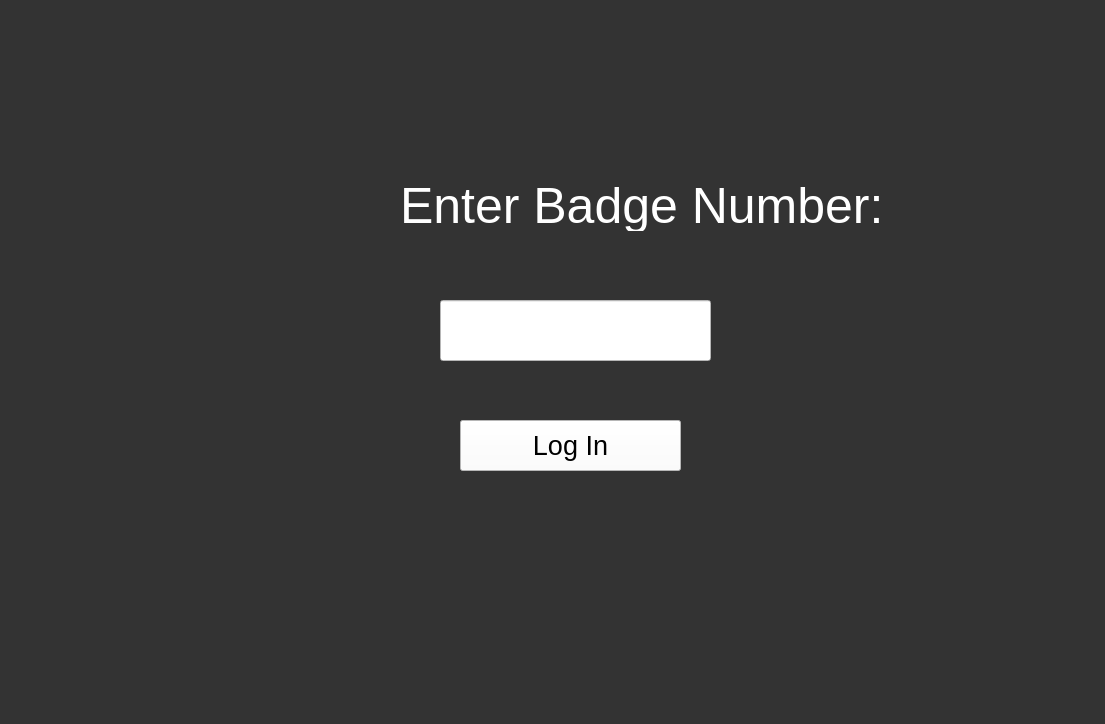
Old version of the form Windows/LogIn.ui in the repository SEXESunny/SDEV265Final.
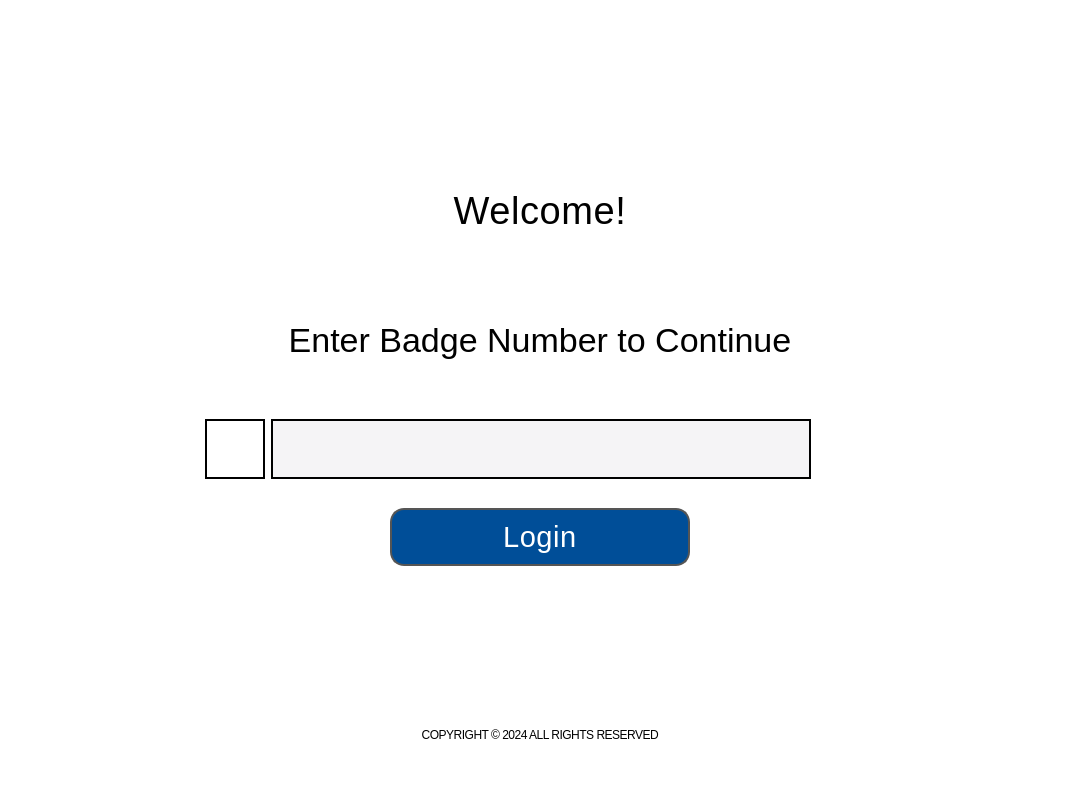
New version of the form. Icons and pictures are not drawn.

Diff of the .ui file:
```diff
--- a/Windows/LogIn.ui
+++ b/Windows/LogIn.ui
@@ -6,10 +6,121 @@
    <rect>
     <x>0</x>
     <y>0</y>
-    <width>1105</width>
-    <height>724</height>
+    <width>1080</width>
+    <height>800</height>
    </rect>
   </property>
+  <property name="minimumSize">
+   <size>
+    <width>1080</width>
+    <height>800</height>
+   </size>
+  </property>
+  <property name="maximumSize">
+   <size>
+    <width>4200</width>
+    <height>6800</height>
+   </size>
+  </property>
+  <property name="palette">
+   <palette>
+    <active>
+     <colorrole role="Button">
+      <brush brushstyle="SolidPattern">
+       <color alpha="255">
+        <red>255</red>
+        <green>255</green>
+        <blue>255</blue>
+       </color>
+      </brush>
+     </colorrole>
+     <colorrole role="Base">
+      <brush brushstyle="SolidPattern">
+       <color alpha="255">
+        <red>255</red>
+        <green>255</green>
+        <blue>255</blue>
+       </color>
+      </brush>
+     </colorrole>
+     <colorrole role="Window">
+      <brush brushstyle="SolidPattern">
+       <color alpha="255">
+        <red>255</red>
+        <green>255</green>
+        <blue>255</blue>
+       </color>
+      </brush>
+     </colorrole>
+    </active>
+    <inactive>
+     <colorrole role="Button">
+      <brush brushstyle="SolidPattern">
+       <color alpha="255">
+        <red>255</red>
+        <green>255</green>
+        <blue>255</blue>
+       </color>
+      </brush>
+     </colorrole>
+     <colorrole role="Base">
+      <brush brushstyle="SolidPattern">
+       <color alpha="255">
+        <red>255</red>
+        <green>255</green>
+        <blue>255</blue>
+       </color>
+      </brush>
+     </colorrole>
+     <colorrole role="Window">
+      <brush brushstyle="SolidPattern">
+       <color alpha="255">
+        <red>255</red>
+        <green>255</green>
+        <blue>255</blue>
+       </color>
+      </brush>
+     </colorrole>
+    </inactive>
+    <disabled>
+     <colorrole role="Button">
+      <brush brushstyle="SolidPattern">
+       <color alpha="255">
+        <red>255</red>
+        <green>255</green>
+        <blue>255</blue>
+       </color>
+      </brush>
+     </colorrole>
+     <colorrole role="Base">
+      <brush brushstyle="SolidPattern">
+       <color alpha="255">
+        <red>255</red>
+        <green>255</green>
+        <blue>255</blue>
+       </color>
+      </brush>
+     </colorrole>
+     <colorrole role="Window">
+      <brush brushstyle="SolidPattern">
+       <color alpha="255">
+        <red>255</red>
+        <green>255</green>
+        <blue>255</blue>
+       </color>
+      </brush>
+     </colorrole>
+    </disabled>
+   </palette>
+  </property>
+  <property name="font">
+   <font>
+    <family>Tahoma</family>
+   </font>
+  </property>
+  <property name="mouseTracking">
+   <bool>false</bool>
+  </property>
   <property name="windowTitle">
    <string>Log In</string>
   </property>
@@ -17,57 +128,963 @@
    <bool>false</bool>
   </property>
   <property name="styleSheet">
-   <string notr="true">background-color:#333;</string>
+   <string notr="true">background-color:rgb(255, 255, 255);</string>
   </property>
   <widget class="QWidget" name="centralwidget">
-   <widget class="QLineEdit" name="badge_number_input">
-    <property name="geometry">
-     <rect>
-      <x>440</x>
-      <y>300</y>
-      <width>271</width>
-      <height>61</height>
-     </rect>
+   <layout class="QHBoxLayout" name="CentralLayout">
+    <property name="sizeConstraint">
+     <enum>QLayout::SizeConstraint::SetNoConstraint</enum>
     </property>
-    <property name="styleSheet">
-     <string notr="true">background-color: white; color: black; font-size: 30px;</string>
-    </property>
-    <property name="text">
-     <string/>
-    </property>
-   </widget>
-   <widget class="QLabel" name="badge_label">
-    <property name="geometry">
-     <rect>
-      <x>400</x>
-      <y>180</y>
-      <width>511</width>
-      <height>51</height>
-     </rect>
-    </property>
-    <property name="styleSheet">
-     <string notr="true">color: white; font-size: 50px;</string>
-    </property>
-    <property name="text">
-     <string>Enter Badge Number: </string>
-    </property>
-   </widget>
-   <widget class="QPushButton" name="log_in_button">
-    <property name="geometry">
-     <rect>
-      <x>460</x>
-      <y>420</y>
-      <width>221</width>
-      <height>51</height>
-     </rect>
-    </property>
-    <property name="styleSheet">
-     <string notr="true">background-color: white; color: black; font-size: 27px;</string>
-    </property>
-    <property name="text">
-     <string>Log In</string>
-    </property>
-   </widget>
+    <item>
+     <layout class="QGridLayout" name="gridLayout">
+      <item row="0" column="0" alignment="Qt::AlignmentFlag::AlignHCenter">
+       <widget class="QLabel" name="label">
+        <property name="minimumSize">
+         <size>
+          <width>100</width>
+          <height>60</height>
+         </size>
+        </property>
+        <property name="maximumSize">
+         <size>
+          <width>100</width>
+          <height>100</height>
+         </size>
+        </property>
+        <property name="font">
+         <font>
+          <family>Tahoma</family>
+          <kerning>true</kerning>
+         </font>
+        </property>
+        <property name="text">
+         <string/>
+        </property>
+        <property name="pixmap">
+         <pixmap>./IMGs/subaroooo_logo.png</pixmap>
+        </property>
+        <property name="scaledContents">
+         <bool>true</bool>
+        </property>
+        <property name="alignment">
+         <set>Qt::AlignmentFlag::AlignBottom|Qt::AlignmentFlag::AlignRight|Qt::AlignmentFlag::AlignTrailing</set>
+        </property>
+       </widget>
+      </item>
+      <item row="1" column="0" alignment="Qt::AlignmentFlag::AlignHCenter">
+       <widget class="QLabel" name="badge_label_2">
+        <property name="minimumSize">
+         <size>
+          <width>200</width>
+          <height>100</height>
+         </size>
+        </property>
+        <property name="maximumSize">
+         <size>
+          <width>200</width>
+          <height>100</height>
+         </size>
+        </property>
+        <property name="palette">
+         <palette>
+          <active>
+           <colorrole role="WindowText">
+            <brush brushstyle="SolidPattern">
+             <color alpha="255">
+              <red>0</red>
+              <green>0</green>
+              <blue>0</blue>
+             </color>
+            </brush>
+           </colorrole>
+           <colorrole role="Button">
+            <brush brushstyle="SolidPattern">
+             <color alpha="255">
+              <red>255</red>
+              <green>255</green>
+              <blue>255</blue>
+             </color>
+            </brush>
+           </colorrole>
+           <colorrole role="Text">
+            <brush brushstyle="SolidPattern">
+             <color alpha="255">
+              <red>0</red>
+              <green>0</green>
+              <blue>0</blue>
+             </color>
+            </brush>
+           </colorrole>
+           <colorrole role="ButtonText">
+            <brush brushstyle="SolidPattern">
+             <color alpha="255">
+              <red>0</red>
+              <green>0</green>
+              <blue>0</blue>
+             </color>
+            </brush>
+           </colorrole>
+           <colorrole role="Base">
+            <brush brushstyle="SolidPattern">
+             <color alpha="255">
+              <red>255</red>
+              <green>255</green>
+              <blue>255</blue>
+             </color>
+            </brush>
+           </colorrole>
+           <colorrole role="Window">
+            <brush brushstyle="SolidPattern">
+             <color alpha="255">
+              <red>255</red>
+              <green>255</green>
+              <blue>255</blue>
+             </color>
+            </brush>
+           </colorrole>
+           <colorrole role="PlaceholderText">
+            <brush brushstyle="SolidPattern">
+             <color alpha="128">
+              <red>0</red>
+              <green>0</green>
+              <blue>0</blue>
+             </color>
+            </brush>
+           </colorrole>
+          </active>
+          <inactive>
+           <colorrole role="WindowText">
+            <brush brushstyle="SolidPattern">
+             <color alpha="255">
+              <red>0</red>
+              <green>0</green>
+              <blue>0</blue>
+             </color>
+            </brush>
+           </colorrole>
+           <colorrole role="Button">
+            <brush brushstyle="SolidPattern">
+             <color alpha="255">
+              <red>255</red>
+              <green>255</green>
+              <blue>255</blue>
+             </color>
+            </brush>
+           </colorrole>
+           <colorrole role="Text">
+            <brush brushstyle="SolidPattern">
+             <color alpha="255">
+              <red>0</red>
+              <green>0</green>
+              <blue>0</blue>
+             </color>
+            </brush>
+           </colorrole>
+           <colorrole role="ButtonText">
+            <brush brushstyle="SolidPattern">
+             <color alpha="255">
+              <red>0</red>
+              <green>0</green>
+              <blue>0</blue>
+             </color>
+            </brush>
+           </colorrole>
+           <colorrole role="Base">
+            <brush brushstyle="SolidPattern">
+             <color alpha="255">
+              <red>255</red>
+              <green>255</green>
+              <blue>255</blue>
+             </color>
+            </brush>
+           </colorrole>
+           <colorrole role="Window">
+            <brush brushstyle="SolidPattern">
+             <color alpha="255">
+              <red>255</red>
+              <green>255</green>
+              <blue>255</blue>
+             </color>
+            </brush>
+           </colorrole>
+           <colorrole role="PlaceholderText">
+            <brush brushstyle="SolidPattern">
+             <color alpha="128">
+              <red>0</red>
+              <green>0</green>
+              <blue>0</blue>
+             </color>
+            </brush>
+           </colorrole>
+          </inactive>
+          <disabled>
+           <colorrole role="WindowText">
+            <brush brushstyle="SolidPattern">
+             <color alpha="255">
+              <red>0</red>
+              <green>0</green>
+              <blue>0</blue>
+             </color>
+            </brush>
+           </colorrole>
+           <colorrole role="Button">
+            <brush brushstyle="SolidPattern">
+             <color alpha="255">
+              <red>255</red>
+              <green>255</green>
+              <blue>255</blue>
+             </color>
+            </brush>
+           </colorrole>
+           <colorrole role="Text">
+            <brush brushstyle="SolidPattern">
+             <color alpha="255">
+              <red>0</red>
+              <green>0</green>
+              <blue>0</blue>
+             </color>
+            </brush>
+           </colorrole>
+           <colorrole role="ButtonText">
+            <brush brushstyle="SolidPattern">
+             <color alpha="255">
+              <red>0</red>
+              <green>0</green>
+              <blue>0</blue>
+             </color>
+            </brush>
+           </colorrole>
+           <colorrole role="Base">
+            <brush brushstyle="SolidPattern">
+             <color alpha="255">
+              <red>255</red>
+              <green>255</green>
+              <blue>255</blue>
+             </color>
+            </brush>
+           </colorrole>
+           <colorrole role="Window">
+            <brush brushstyle="SolidPattern">
+             <color alpha="255">
+              <red>255</red>
+              <green>255</green>
+              <blue>255</blue>
+             </color>
+            </brush>
+           </colorrole>
+           <colorrole role="PlaceholderText">
+            <brush brushstyle="SolidPattern">
+             <color alpha="128">
+              <red>0</red>
+              <green>0</green>
+              <blue>0</blue>
+             </color>
+            </brush>
+           </colorrole>
+          </disabled>
+         </palette>
+        </property>
+        <property name="font">
+         <font>
+          <family>Tahoma</family>
+          <pointsize>-1</pointsize>
+          <italic>false</italic>
+          <underline>false</underline>
+          <strikeout>false</strikeout>
+          <fontweight>Black</fontweight>
+         </font>
+        </property>
+        <property name="styleSheet">
+         <string notr="true">font-size: 38px;
+color: Black; 
+letter-spacing: 0.6px;
+</string>
+        </property>
+        <property name="lineWidth">
+         <number>0</number>
+        </property>
+        <property name="text">
+         <string>Welcome!</string>
+        </property>
+        <property name="alignment">
+         <set>Qt::AlignmentFlag::AlignCenter</set>
+        </property>
+       </widget>
+      </item>
+      <item row="2" column="0" alignment="Qt::AlignmentFlag::AlignHCenter">
+       <widget class="QLabel" name="badge_label_4">
+        <property name="minimumSize">
+         <size>
+          <width>600</width>
+          <height>100</height>
+         </size>
+        </property>
+        <property name="maximumSize">
+         <size>
+          <width>600</width>
+          <height>100</height>
+         </size>
+        </property>
+        <property name="palette">
+         <palette>
+          <active>
+           <colorrole role="WindowText">
+            <brush brushstyle="SolidPattern">
+             <color alpha="255">
+              <red>0</red>
+              <green>0</green>
+              <blue>0</blue>
+             </color>
+            </brush>
+           </colorrole>
+           <colorrole role="Button">
+            <brush brushstyle="SolidPattern">
+             <color alpha="255">
+              <red>255</red>
+              <green>255</green>
+              <blue>255</blue>
+             </color>
+            </brush>
+           </colorrole>
+           <colorrole role="Text">
+            <brush brushstyle="SolidPattern">
+             <color alpha="255">
+              <red>0</red>
+              <green>0</green>
+              <blue>0</blue>
+             </color>
+            </brush>
+           </colorrole>
+           <colorrole role="ButtonText">
+            <brush brushstyle="SolidPattern">
+             <color alpha="255">
+              <red>0</red>
+              <green>0</green>
+              <blue>0</blue>
+             </color>
+            </brush>
+           </colorrole>
+           <colorrole role="Base">
+            <brush brushstyle="SolidPattern">
+             <color alpha="255">
+              <red>255</red>
+              <green>255</green>
+              <blue>255</blue>
+             </color>
+            </brush>
+           </colorrole>
+           <colorrole role="Window">
+            <brush brushstyle="SolidPattern">
+             <color alpha="255">
+              <red>255</red>
+              <green>255</green>
+              <blue>255</blue>
+             </color>
+            </brush>
+           </colorrole>
+           <colorrole role="PlaceholderText">
+            <brush brushstyle="SolidPattern">
+             <color alpha="128">
+              <red>0</red>
+              <green>0</green>
+              <blue>0</blue>
+             </color>
+            </brush>
+           </colorrole>
+          </active>
+          <inactive>
+           <colorrole role="WindowText">
+            <brush brushstyle="SolidPattern">
+             <color alpha="255">
+              <red>0</red>
+              <green>0</green>
+              <blue>0</blue>
+             </color>
+            </brush>
+           </colorrole>
+           <colorrole role="Button">
+            <brush brushstyle="SolidPattern">
+             <color alpha="255">
+              <red>255</red>
+              <green>255</green>
+              <blue>255</blue>
+             </color>
+            </brush>
+           </colorrole>
+           <colorrole role="Text">
+            <brush brushstyle="SolidPattern">
+             <color alpha="255">
+              <red>0</red>
+              <green>0</green>
+              <blue>0</blue>
+             </color>
+            </brush>
+           </colorrole>
+           <colorrole role="ButtonText">
+            <brush brushstyle="SolidPattern">
+             <color alpha="255">
+              <red>0</red>
+              <green>0</green>
+              <blue>0</blue>
+             </color>
+            </brush>
+           </colorrole>
+           <colorrole role="Base">
+            <brush brushstyle="SolidPattern">
+             <color alpha="255">
+              <red>255</red>
+              <green>255</green>
+              <blue>255</blue>
+             </color>
+            </brush>
+           </colorrole>
+           <colorrole role="Window">
+            <brush brushstyle="SolidPattern">
+             <color alpha="255">
+              <red>255</red>
+              <green>255</green>
+              <blue>255</blue>
+             </color>
+            </brush>
+           </colorrole>
+           <colorrole role="PlaceholderText">
+            <brush brushstyle="SolidPattern">
+             <color alpha="128">
+              <red>0</red>
+              <green>0</green>
+              <blue>0</blue>
+             </color>
+            </brush>
+           </colorrole>
+          </inactive>
+          <disabled>
+           <colorrole role="WindowText">
+            <brush brushstyle="SolidPattern">
+             <color alpha="255">
+              <red>0</red>
+              <green>0</green>
+              <blue>0</blue>
+             </color>
+            </brush>
+           </colorrole>
+           <colorrole role="Button">
+            <brush brushstyle="SolidPattern">
+             <color alpha="255">
+              <red>255</red>
+              <green>255</green>
+              <blue>255</blue>
+             </color>
+            </brush>
+           </colorrole>
+           <colorrole role="Text">
+            <brush brushstyle="SolidPattern">
+             <color alpha="255">
+              <red>0</red>
+              <green>0</green>
+              <blue>0</blue>
+             </color>
+            </brush>
+           </colorrole>
+           <colorrole role="ButtonText">
+            <brush brushstyle="SolidPattern">
+             <color alpha="255">
+              <red>0</red>
+              <green>0</green>
+              <blue>0</blue>
+             </color>
+            </brush>
+           </colorrole>
+           <colorrole role="Base">
+            <brush brushstyle="SolidPattern">
+             <color alpha="255">
+              <red>255</red>
+              <green>255</green>
+              <blue>255</blue>
+             </color>
+            </brush>
+           </colorrole>
+           <colorrole role="Window">
+            <brush brushstyle="SolidPattern">
+             <color alpha="255">
+              <red>255</red>
+              <green>255</green>
+              <blue>255</blue>
+             </color>
+            </brush>
+           </colorrole>
+           <colorrole role="PlaceholderText">
+            <brush brushstyle="SolidPattern">
+             <color alpha="128">
+              <red>0</red>
+              <green>0</green>
+              <blue>0</blue>
+             </color>
+            </brush>
+           </colorrole>
+          </disabled>
+         </palette>
+        </property>
+        <property name="font">
+         <font>
+          <family>Tahoma</family>
+          <pointsize>-1</pointsize>
+          <italic>false</italic>
+          <underline>false</underline>
+          <strikeout>false</strikeout>
+          <fontweight>DemiBold</fontweight>
+         </font>
+        </property>
+        <property name="styleSheet">
+         <string notr="true">font-size: 34px;
+color: Black; 
+</string>
+        </property>
+        <property name="text">
+         <string>Enter Badge Number to Continue</string>
+        </property>
+        <property name="alignment">
+         <set>Qt::AlignmentFlag::AlignCenter</set>
+        </property>
+       </widget>
+      </item>
+      <item row="4" column="0" alignment="Qt::AlignmentFlag::AlignHCenter">
+       <widget class="QPushButton" name="log_in_button">
+        <property name="minimumSize">
+         <size>
+          <width>300</width>
+          <height>58</height>
+         </size>
+        </property>
+        <property name="maximumSize">
+         <size>
+          <width>300</width>
+          <height>58</height>
+         </size>
+        </property>
+        <property name="font">
+         <font>
+          <family>Tahoma</family>
+          <pointsize>-1</pointsize>
+          <italic>false</italic>
+          <underline>false</underline>
+          <strikeout>false</strikeout>
+          <stylestrategy>PreferAntialias</stylestrategy>
+          <kerning>true</kerning>
+          <hintingpreference>PreferDefaultHinting</hintingpreference>
+          <fontweight>DemiBold</fontweight>
+         </font>
+        </property>
+        <property name="cursor">
+         <cursorShape>PointingHandCursor</cursorShape>
+        </property>
+        <property name="mouseTracking">
+         <bool>true</bool>
+        </property>
+        <property name="styleSheet">
+         <string notr="true">border: 2px solid #555;
+border-radius: 14px;  
+background-color: rgb(0, 78, 152); 
+color: white; 
+letter-spacing: 0.6px;
+font-size: 29px;
+</string>
+        </property>
+        <property name="text">
+         <string>Login</string>
+        </property>
+       </widget>
+      </item>
+      <item row="5" column="0">
+       <layout class="QVBoxLayout" name="verticalLayout" stretch="0,0">
+        <property name="spacing">
+         <number>0</number>
+        </property>
+        <property name="leftMargin">
+         <number>0</number>
+        </property>
+        <property name="topMargin">
+         <number>40</number>
+        </property>
+        <property name="bottomMargin">
+         <number>20</number>
+        </property>
+        <item alignment="Qt::AlignmentFlag::AlignHCenter">
+         <widget class="QLabel" name="label_2">
+          <property name="minimumSize">
+           <size>
+            <width>200</width>
+            <height>90</height>
+           </size>
+          </property>
+          <property name="maximumSize">
+           <size>
+            <width>200</width>
+            <height>90</height>
+           </size>
+          </property>
+          <property name="font">
+           <font>
+            <kerning>true</kerning>
+           </font>
+          </property>
+          <property name="layoutDirection">
+           <enum>Qt::LayoutDirection::RightToLeft</enum>
+          </property>
+          <property name="text">
+           <string/>
+          </property>
+          <property name="pixmap">
+           <pixmap>./IMGs/subbaroo_long_name.jpg</pixmap>
+          </property>
+          <property name="scaledContents">
+           <bool>true</bool>
+          </property>
+          <property name="alignment">
+           <set>Qt::AlignmentFlag::AlignHCenter|Qt::AlignmentFlag::AlignTop</set>
+          </property>
+         </widget>
+        </item>
+        <item alignment="Qt::AlignmentFlag::AlignHCenter">
+         <widget class="QLabel" name="badge_label_3">
+          <property name="minimumSize">
+           <size>
+            <width>250</width>
+            <height>10</height>
+           </size>
+          </property>
+          <property name="maximumSize">
+           <size>
+            <width>250</width>
+            <height>20</height>
+           </size>
+          </property>
+          <property name="palette">
+           <palette>
+            <active>
+             <colorrole role="WindowText">
+              <brush brushstyle="SolidPattern">
+               <color alpha="255">
+                <red>0</red>
+                <green>0</green>
+                <blue>0</blue>
+               </color>
+              </brush>
+             </colorrole>
+             <colorrole role="Button">
+              <brush brushstyle="SolidPattern">
+               <color alpha="255">
+                <red>255</red>
+                <green>255</green>
+                <blue>255</blue>
+               </color>
+              </brush>
+             </colorrole>
+             <colorrole role="Text">
+              <brush brushstyle="SolidPattern">
+               <color alpha="255">
+                <red>0</red>
+                <green>0</green>
+                <blue>0</blue>
+               </color>
+              </brush>
+             </colorrole>
+             <colorrole role="ButtonText">
+              <brush brushstyle="SolidPattern">
+               <color alpha="255">
+                <red>0</red>
+                <green>0</green>
+                <blue>0</blue>
+               </color>
+              </brush>
+             </colorrole>
+             <colorrole role="Base">
+              <brush brushstyle="SolidPattern">
+               <color alpha="255">
+                <red>255</red>
+                <green>255</green>
+                <blue>255</blue>
+               </color>
+              </brush>
+             </colorrole>
+             <colorrole role="Window">
+              <brush brushstyle="SolidPattern">
+               <color alpha="255">
+                <red>255</red>
+                <green>255</green>
+                <blue>255</blue>
+               </color>
+              </brush>
+             </colorrole>
+             <colorrole role="PlaceholderText">
+              <brush brushstyle="SolidPattern">
+               <color alpha="128">
+                <red>0</red>
+                <green>0</green>
+                <blue>0</blue>
+               </color>
+              </brush>
+             </colorrole>
+            </active>
+            <inactive>
+             <colorrole role="WindowText">
+              <brush brushstyle="SolidPattern">
+               <color alpha="255">
+                <red>0</red>
+                <green>0</green>
+                <blue>0</blue>
+               </color>
+              </brush>
+             </colorrole>
+             <colorrole role="Button">
+              <brush brushstyle="SolidPattern">
+               <color alpha="255">
+                <red>255</red>
+                <green>255</green>
+                <blue>255</blue>
+               </color>
+              </brush>
+             </colorrole>
+             <colorrole role="Text">
+              <brush brushstyle="SolidPattern">
+               <color alpha="255">
+                <red>0</red>
+                <green>0</green>
+                <blue>0</blue>
+               </color>
+              </brush>
+             </colorrole>
+             <colorrole role="ButtonText">
+              <brush brushstyle="SolidPattern">
+               <color alpha="255">
+                <red>0</red>
+                <green>0</green>
+                <blue>0</blue>
+               </color>
+              </brush>
+             </colorrole>
+             <colorrole role="Base">
+              <brush brushstyle="SolidPattern">
+               <color alpha="255">
+                <red>255</red>
+                <green>255</green>
+                <blue>255</blue>
+               </color>
+              </brush>
+             </colorrole>
+             <colorrole role="Window">
+              <brush brushstyle="SolidPattern">
+               <color alpha="255">
+                <red>255</red>
+                <green>255</green>
+                <blue>255</blue>
+               </color>
+              </brush>
+             </colorrole>
+             <colorrole role="PlaceholderText">
+              <brush brushstyle="SolidPattern">
+               <color alpha="128">
+                <red>0</red>
+                <green>0</green>
+                <blue>0</blue>
+               </color>
+              </brush>
+             </colorrole>
+            </inactive>
+            <disabled>
+             <colorrole role="WindowText">
+              <brush brushstyle="SolidPattern">
+               <color alpha="255">
+                <red>0</red>
+                <green>0</green>
+                <blue>0</blue>
+               </color>
+              </brush>
+             </colorrole>
+             <colorrole role="Button">
+              <brush brushstyle="SolidPattern">
+               <color alpha="255">
+                <red>255</red>
+                <green>255</green>
+                <blue>255</blue>
+               </color>
+              </brush>
+             </colorrole>
+             <colorrole role="Text">
+              <brush brushstyle="SolidPattern">
+               <color alpha="255">
+                <red>0</red>
+                <green>0</green>
+                <blue>0</blue>
+               </color>
+              </brush>
+             </colorrole>
+             <colorrole role="ButtonText">
+              <brush brushstyle="SolidPattern">
+               <color alpha="255">
+                <red>0</red>
+                <green>0</green>
+                <blue>0</blue>
+               </color>
+              </brush>
+             </colorrole>
+             <colorrole role="Base">
+              <brush brushstyle="SolidPattern">
+               <color alpha="255">
+                <red>255</red>
+                <green>255</green>
+                <blue>255</blue>
+               </color>
+              </brush>
+             </colorrole>
+             <colorrole role="Window">
+              <brush brushstyle="SolidPattern">
+               <color alpha="255">
+                <red>255</red>
+                <green>255</green>
+                <blue>255</blue>
+               </color>
+              </brush>
+             </colorrole>
+             <colorrole role="PlaceholderText">
+              <brush brushstyle="SolidPattern">
+               <color alpha="128">
+                <red>0</red>
+                <green>0</green>
+                <blue>0</blue>
+               </color>
+              </brush>
+             </colorrole>
+            </disabled>
+           </palette>
+          </property>
+          <property name="font">
+           <font>
+            <family>Tahoma</family>
+            <pointsize>-1</pointsize>
+            <italic>false</italic>
+            <underline>false</underline>
+            <strikeout>false</strikeout>
+            <fontweight>Thin</fontweight>
+           </font>
+          </property>
+          <property name="styleSheet">
+           <string notr="true">font-size: 12px;
+color: Black; 
+letter-spacing: -0.5px;</string>
+          </property>
+          <property name="text">
+           <string>COPYRIGHT © 2024 ALL RIGHTS RESERVED</string>
+          </property>
+          <property name="alignment">
+           <set>Qt::AlignmentFlag::AlignCenter</set>
+          </property>
+         </widget>
+        </item>
+       </layout>
+      </item>
+      <item row="3" column="0">
+       <layout class="QHBoxLayout" name="horizontalLayout">
+        <property name="spacing">
+         <number>6</number>
+        </property>
+        <property name="leftMargin">
+         <number>50</number>
+        </property>
+        <property name="rightMargin">
+         <number>260</number>
+        </property>
+        <item alignment="Qt::AlignmentFlag::AlignRight">
+         <widget class="QLabel" name="label_3">
+          <property name="minimumSize">
+           <size>
+            <width>60</width>
+            <height>60</height>
+           </size>
+          </property>
+          <property name="maximumSize">
+           <size>
+            <width>60</width>
+            <height>60</height>
+           </size>
+          </property>
+          <property name="font">
+           <font>
+            <family>Tahoma</family>
+            <kerning>true</kerning>
+           </font>
+          </property>
+          <property name="autoFillBackground">
+           <bool>false</bool>
+          </property>
+          <property name="styleSheet">
+           <string notr="true">border: 2px solid black;</string>
+          </property>
+          <property name="text">
+           <string/>
+          </property>
+          <property name="pixmap">
+           <pixmap>./IMGs/account_logo.png</pixmap>
+          </property>
+          <property name="scaledContents">
+           <bool>true</bool>
+          </property>
+         </widget>
+        </item>
+        <item>
+         <widget class="QLineEdit" name="badge_number_input">
+          <property name="minimumSize">
+           <size>
+            <width>500</width>
+            <height>60</height>
+           </size>
+          </property>
+          <property name="maximumSize">
+           <size>
+            <width>540</width>
+            <height>60</height>
+           </size>
+          </property>
+          <property name="font">
+           <font>
+            <family>Tahoma</family>
+            <pointsize>-1</pointsize>
+            <italic>false</italic>
+            <bold>false</bold>
+            <underline>false</underline>
+            <strikeout>false</strikeout>
+           </font>
+          </property>
+          <property name="styleSheet">
+           <string notr="true">background-color: rgb(245, 244, 246); 
+color: black; 
+font-size: 30px;
+border: 2px solid black;</string>
+          </property>
+          <property name="text">
+           <string/>
+          </property>
+          <property name="maxLength">
+           <number>15</number>
+          </property>
+          <property name="frame">
+           <bool>true</bool>
+          </property>
+          <property name="cursorPosition">
+           <number>0</number>
+          </property>
+          <property name="alignment">
+           <set>Qt::AlignmentFlag::AlignCenter</set>
+          </property>
+          <property name="clearButtonEnabled">
+           <bool>false</bool>
+          </property>
+         </widget>
+        </item>
+       </layout>
+      </item>
+     </layout>
+    </item>
+   </layout>
   </widget>
  </widget>
  <resources/>
```
